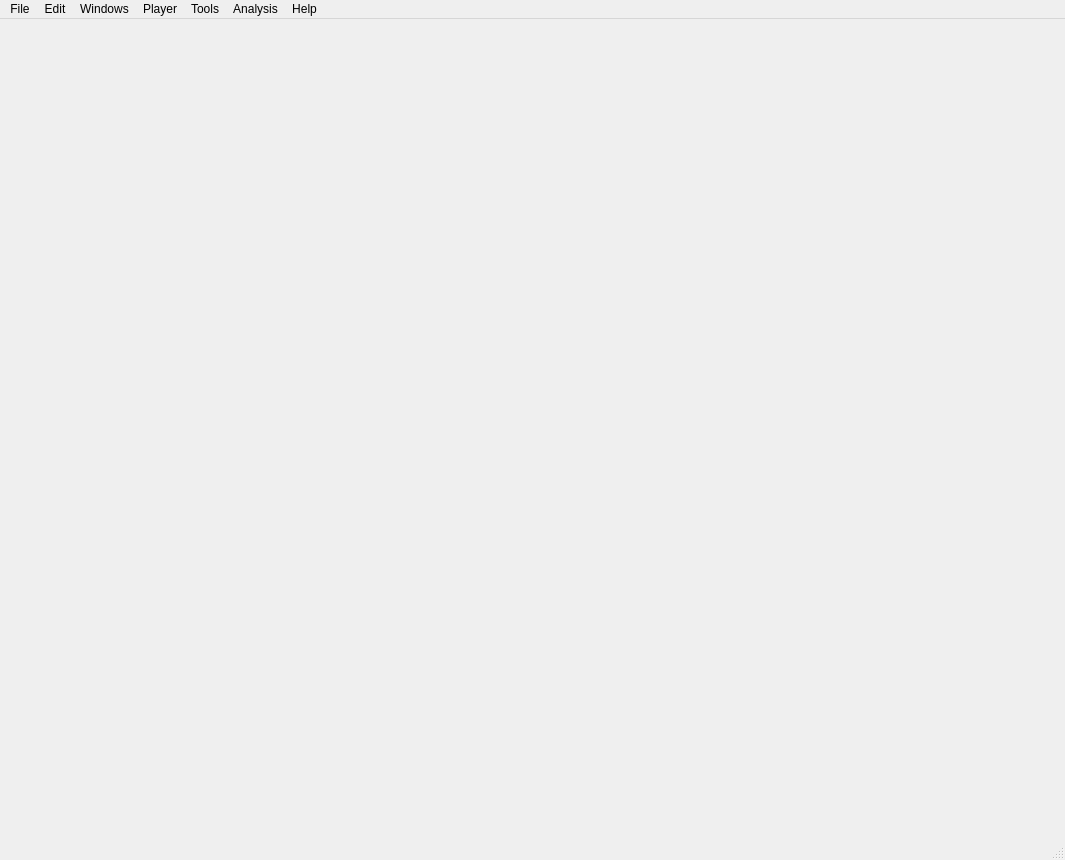
FilmColors/VIAN, file qt_ui/MainWindow.ui: the form before one commit.
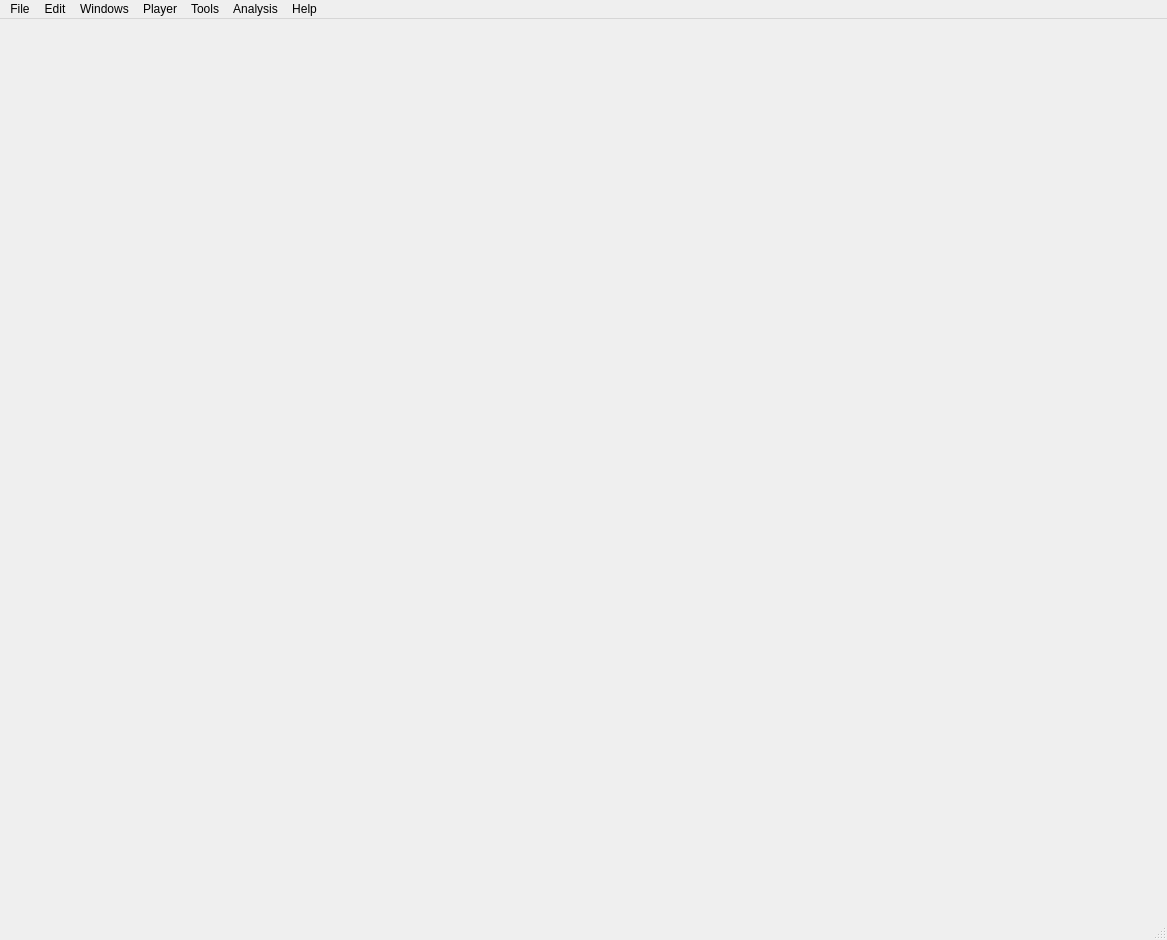
The form after the commit. Icons and pictures are not drawn.

```diff
--- a/qt_ui/MainWindow.ui
+++ b/qt_ui/MainWindow.ui
@@ -6,8 +6,8 @@
    <rect>
     <x>0</x>
     <y>0</y>
-    <width>1065</width>
-    <height>860</height>
+    <width>1167</width>
+    <height>940</height>
    </rect>
   </property>
   <property name="windowTitle">
@@ -31,7 +31,7 @@
     <rect>
      <x>0</x>
      <y>0</y>
-     <width>1065</width>
+     <width>1167</width>
      <height>21</height>
     </rect>
    </property>
```
Left out of the diff: 9 changed lines with no effect on the pictures.
